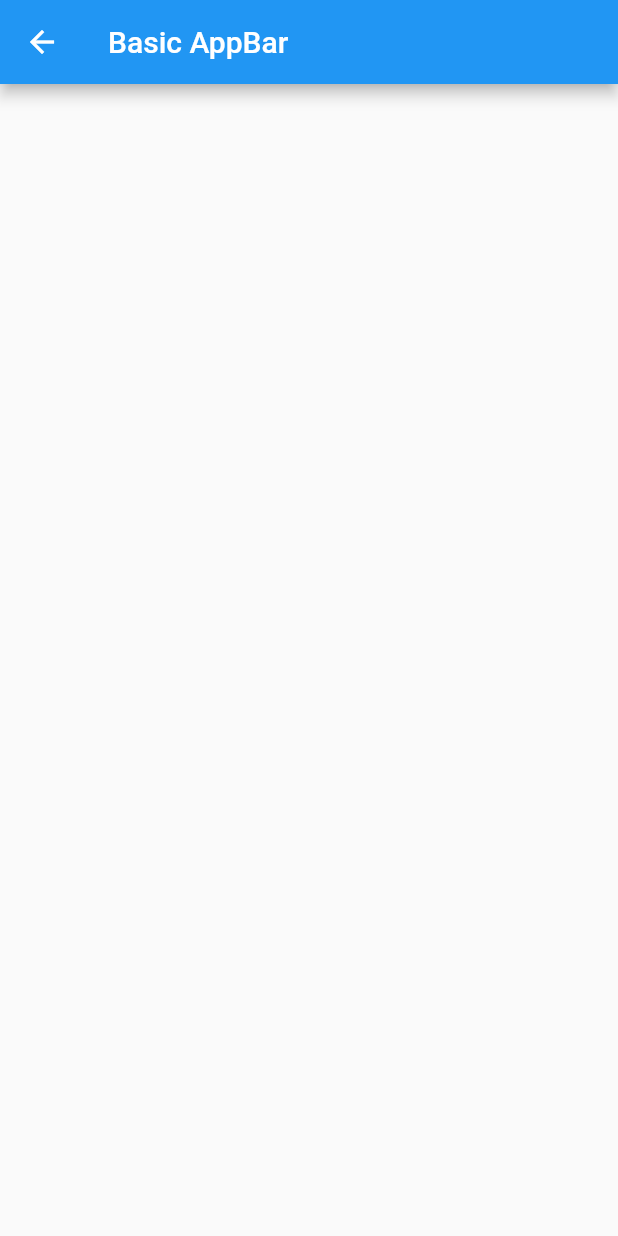
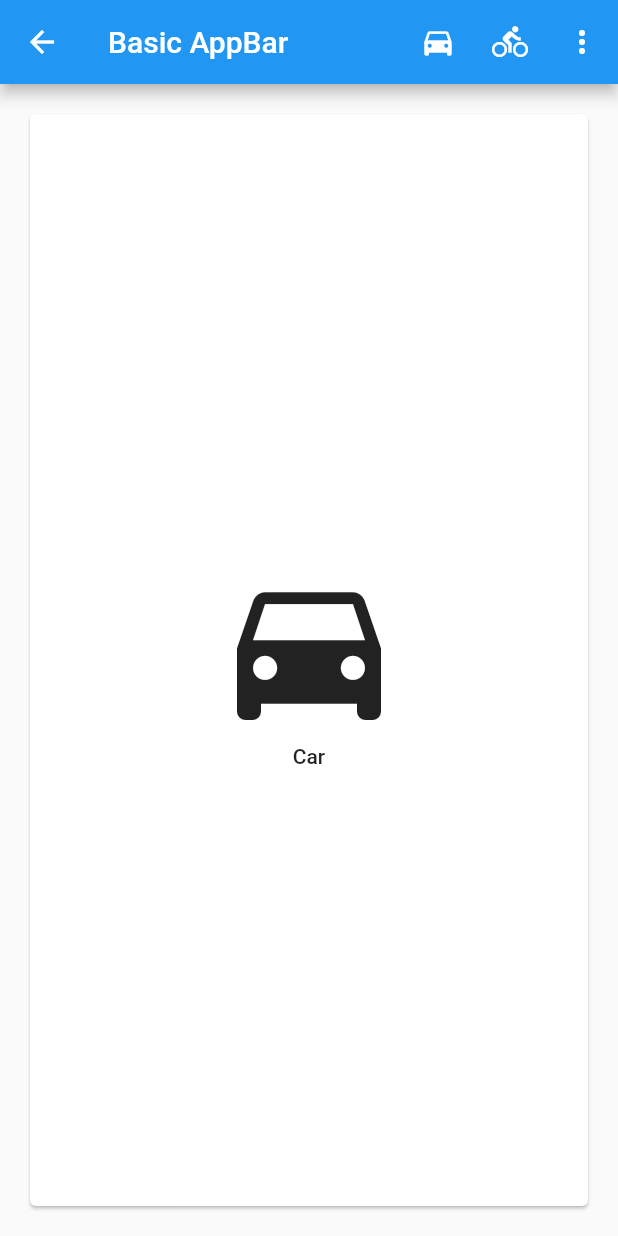
Before and after one commit to reng99/flutter-demo, a Flutter app: the screen it shows after launch, after a tap on "Basic AppBar", on a phone screen of 412 x 824 dp. Run offline on Flutter 3.47's test engine with Material 2 defaults, Android fonts, the phone set to English and light mode, and no system bars.

Commit message:
完成第一个例子

```diff
--- a/lib/pages/basic_app_bar.dart
+++ b/lib/pages/basic_app_bar.dart
@@ -1,22 +1,95 @@
-// ignore_for_file: must_be_immutable
+// ignore_for_file: must_be_immutable, unnecessary_const, unused_field, prefer_typing_uninitialized_variables
 
 import 'package:flutter/material.dart';
 
+class _Choice {
+  final title;
+  final icon;
+  const _Choice({this.title, this.icon});
+}
+
+const List<_Choice> _choices = const <_Choice>[
+  const _Choice(title: 'Car', icon: Icons.directions_car),
+  const _Choice(title: 'Bicycle', icon: Icons.directions_bike),
+  const _Choice(title: 'Boat', icon: Icons.directions_boat),
+  const _Choice(title: 'Bus', icon: Icons.directions_bus),
+  const _Choice(title: 'Train', icon: Icons.directions_railway),
+  const _Choice(title: 'Walk', icon: Icons.directions_walk),
+];
+
 class BasicAppBar extends StatefulWidget {
-  BasicAppBar({Key? key, required this.title}) : super(key: key);
-  String title;
+  final title;
+  const BasicAppBar({Key? key, this.title}) : super(key: key);
 
   @override
   createState() => BasicAppBarState();
 }
 
 class BasicAppBarState extends State<BasicAppBar> {
+  _Choice _selectedChoice = _choices[0];
+
+  _select(choice) => setState(() => _selectedChoice = choice);
+
   @override
   Widget build(BuildContext context) {
     return Scaffold(
       appBar: AppBar(
         title: Text(widget.title),
+        actions: [
+          IconButton(
+            icon: Icon(_choices[0].icon),
+            onPressed: () => _select(_choices[0]),
+          ),
+          IconButton(
+            icon: Icon(_choices[1].icon),
+            onPressed: () => _select(_choices[1]),
+          ),
+          PopupMenuButton<_Choice>(
+            onSelected: _select,
+            itemBuilder: (context) => _choices
+                .skip(2)
+                .map((temp) => PopupMenuItem<_Choice>(
+                      value: temp,
+                      child: Text(temp.title),
+                    ))
+                .toList(),
+          ),
+        ],
+      ),
+      body: Padding(
+        padding: const EdgeInsets.all(16.0),
+        child: _ChoiceCard(tempChoice: _selectedChoice),
       ),
     );
   }
 }
+
+class _ChoiceCard extends StatelessWidget {
+  final tempChoice;
+  const _ChoiceCard({Key? key, this.tempChoice}) : super(key: key);
+
+  @override
+  Widget build(BuildContext context) {
+    final style = Theme.of(context).textTheme.bodyText1;
+    return Card(
+      color: Colors.white,
+      child: Center(
+        child: Column(
+          mainAxisSize: MainAxisSize.min,
+          crossAxisAlignment: CrossAxisAlignment.center,
+          children: <Widget>[
+            Icon(
+              tempChoice!.icon,
+              size: 128.0,
+              color: style!.color,
+            ),
+            Text(
+              tempChoice!.title,
+              style: style,
+            )
+          ],
+        ),
+      ),
+    );
+  }
+}
```
